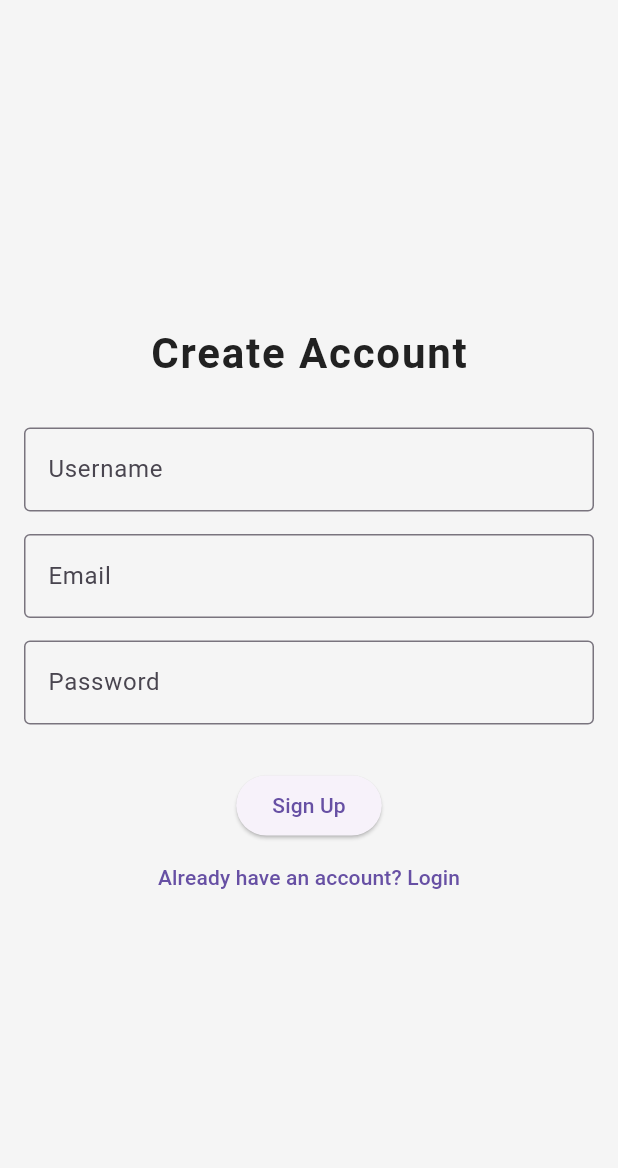
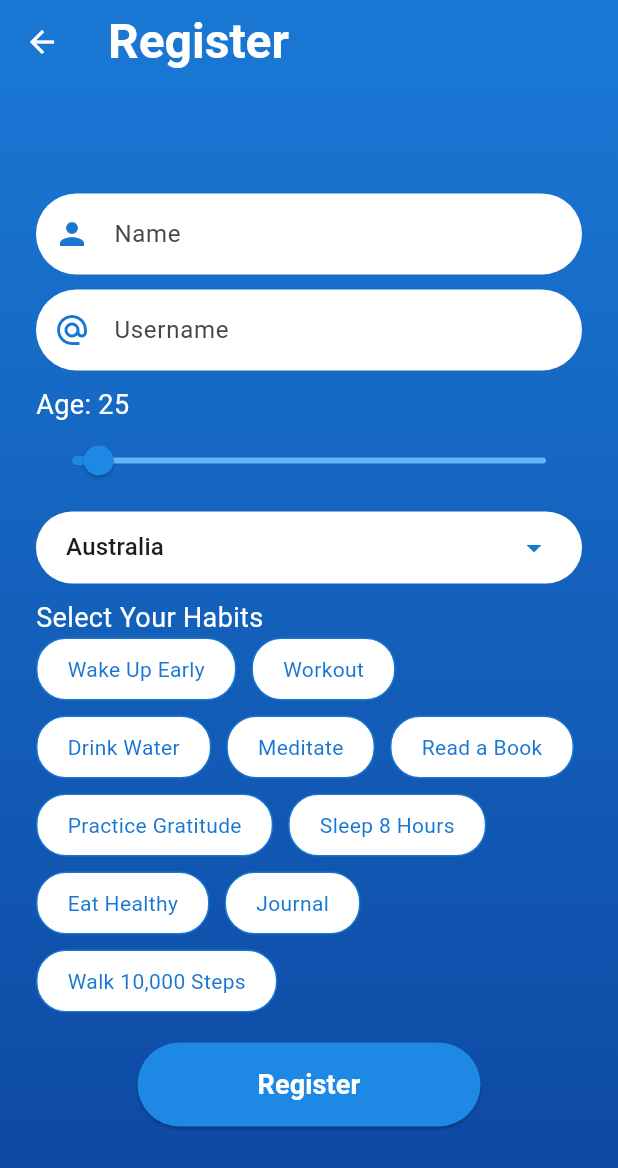
Before and after one commit to siddhipra2804-a11y/habit_tracker, a Flutter app: the screen it shows after launch, after a tap on "Don't have an account? Sign Up", on a phone screen of 412 x 824 dp. Shown: the top 1168 px of the screen. Run offline on Flutter 3.47's test engine with Material 3 defaults, Android fonts, the phone set to English and light mode, and no system bars; our stand-ins replace fluttertoast, go_router, shared_preferences.

Commit message:
update register_screen.dart

```diff
--- a/lib/register_screen.dart
+++ b/lib/register_screen.dart
@@ -1,111 +1,204 @@
 import 'package:flutter/material.dart';
-import 'package:shared_preferences/shared_preferences.dart';
-import 'package:go_router/go_router.dart';
-import 'app_styles.dart'; // Using the styles we created earlier
+import 'package:fluttertoast/fluttertoast.dart';
+
+import 'habit_tracker_screen.dart';
+import 'login_screen.dart';
 
 class RegisterScreen extends StatefulWidget {
   const RegisterScreen({super.key});
 
   @override
-  State<RegisterScreen> createState() => _RegisterScreenState();
+  _RegisterScreenState createState() => _RegisterScreenState();
 }
 
 class _RegisterScreenState extends State<RegisterScreen> {
-  // Step 2: Controllers for reading input values
-  final TextEditingController _usernameController = TextEditingController();
-  final TextEditingController _emailController = TextEditingController();
-  final TextEditingController _passwordController = TextEditingController();
+  final _nameController = TextEditingController();
+  final _usernameController = TextEditingController();
+  double _age = 25; // Default age set to 25
+  String _country = 'United States';
+  List<String> _countries = [];
+  List<String> selectedHabits = [];
+  List<String> availableHabits = [
+    'Wake Up Early',
+    'Workout',
+    'Drink Water',
+    'Meditate',
+    'Read a Book',
+    'Practice Gratitude',
+    'Sleep 8 Hours',
+    'Eat Healthy',
+    'Journal',
+    'Walk 10,000 Steps'
+  ];
 
-  // Step 2: Validation Logic
-  bool _validateForm() {
-    if (_usernameController.text.isEmpty ||
-        _emailController.text.isEmpty ||
-        _passwordController.text.isEmpty) {
-      ScaffoldMessenger.of(context).showSnackBar(
-        const SnackBar(content: Text('All fields are required')),
-      );
-      return false;
-    }
-    if (!_emailController.text.contains('@')) {
-      ScaffoldMessenger.of(context).showSnackBar(
-        const SnackBar(content: Text('Please enter a valid email')),
-      );
-      return false;
-    }
-    return true;
+  @override
+  void initState() {
+    super.initState();
+    _fetchCountries();
   }
 
-  // Step 3: Local Storage Logic
-  Future<void> _saveUserData() async {
-    final prefs = await SharedPreferences.getInstance();
-    await prefs.setString('username', _usernameController.text);
-    await prefs.setString('email', _emailController.text);
-    await prefs.setString('password', _passwordController.text);
+  Future<void> _fetchCountries() async {
+    List<String> subsetCountries = [
+      'United States',
+      'Canada',
+      'United Kingdom',
+      'Australia',
+      'India',
+      'Germany',
+      'France',
+      'Japan',
+      'China',
+      'Brazil',
+      'South Africa'
+    ];
 
-    if (mounted) {
-      ScaffoldMessenger.of(context).showSnackBar(
-        const SnackBar(content: Text('Account Created Successfully!')),
+    setState(() {
+      _countries = subsetCountries;
+      _countries.sort();
+      _country = _countries.isNotEmpty ? _countries[0] : 'United States';
+    });
+  }
+
+  void _showToast(String message) {
+    Fluttertoast.showToast(
+      msg: message,
+      toastLength: Toast.LENGTH_SHORT,
+      gravity: ToastGravity.BOTTOM,
+      backgroundColor: Colors.red,
+      textColor: Colors.white,
+      fontSize: 16.0,
     );
   }
+
+  void _register() async {
+    final name = _nameController.text;
+    final username = _usernameController.text;
+
+    if (username.isEmpty || name.isEmpty) {
+      _showToast('Please fill in all fields');
+      return;
+    }
+
+    Navigator.pushReplacement(
+      context,
+      MaterialPageRoute(
+        builder: (context) => HabitTrackerScreen(username: username),
+      ),
+    );
   }
 
   @override
   Widget build(BuildContext context) {
     return Scaffold(
-      backgroundColor: AppStyles.backgroundColor,
-      body: Padding(
-        padding: AppStyles.screenPadding,
+      appBar: AppBar(
+        backgroundColor: Colors.blue.shade700,
+        title: const Text(
+          'Register',
+          style: TextStyle(
+            fontSize: 32,
+            color: Colors.white,
+            fontWeight: FontWeight.bold,
+          ),
+        ),
+        leading: IconButton(
+          icon: const Icon(Icons.arrow_back, color: Colors.white),
+          onPressed: () {
+            Navigator.pushReplacement(
+              context,
+              MaterialPageRoute(builder: (context) => LoginScreen()),
+            );
+          },
+        ),
+      ),
+      body: Container(
+        decoration: BoxDecoration(
+          gradient: LinearGradient(
+            colors: [Colors.blue.shade700, Colors.blue.shade900],
+            begin: Alignment.topCenter,
+            end: Alignment.bottomCenter,
+          ),
+        ),
         child: Center(
           child: SingleChildScrollView(
+            padding:
+                const EdgeInsets.symmetric(horizontal: 24.0, vertical: 8.0),
             child: Column(
-              mainAxisAlignment: MainAxisAlignment.center,
+              crossAxisAlignment: CrossAxisAlignment.start,
               children: [
-                const Text("Create Account", style: AppStyles.headerStyle),
-                const SizedBox(height: 30),
-
-                // Step 1: UI Components
-                TextField(
-                  controller: _usernameController,
-                  decoration: const InputDecoration(
-                    labelText: 'Username',
-                    border: OutlineInputBorder(),
+                _buildInputField(_nameController, 'Name', Icons.person),
+                const SizedBox(height: 10),
+                _buildInputField(
+                    _usernameController, 'Username', Icons.alternate_email),
+                const SizedBox(height: 10),
+                Text('Age: ${_age.round()}',
+                    style: const TextStyle(color: Colors.white, fontSize: 18)),
+                Slider(
+                  value: _age,
+                  min: 21,
+                  max: 100,
+                  divisions: 79,
+                  activeColor: Colors.blue.shade600,
+                  inactiveColor: Colors.blue.shade300,
+                  onChanged: (double value) {
+                    setState(() {
+                      _age = value;
+                    });
+                  },
+                ),
+                const SizedBox(height: 10),
+                _buildCountryDropdown(),
+                const SizedBox(height: 10),
+                const Text('Select Your Habits',
+                    style: TextStyle(color: Colors.white, fontSize: 18)),
+                Wrap(
+                  spacing: 10,
+                  runSpacing: 10,
+                  children: availableHabits.map((habit) {
+                    final isSelected = selectedHabits.contains(habit);
+                    return GestureDetector(
+                      onTap: () => null,
+                      child: Container(
+                        padding: const EdgeInsets.symmetric(
+                            horizontal: 20, vertical: 10),
+                        decoration: BoxDecoration(
+                          color:
+                              isSelected ? Colors.blue.shade600 : Colors.white,
+                          borderRadius: BorderRadius.circular(20),
+                          border: Border.all(color: Colors.blue.shade700),
+                        ),
+                        child: Text(
+                          habit,
+                          style: TextStyle(
+                            color: isSelected
+                                ? Colors.white
+                                : Colors.blue.shade700,
                           ),
                         ),
-                const SizedBox(height: 15),
-                TextField(
-                  controller: _emailController,
-                  decoration: const InputDecoration(
-                    labelText: 'Email',
-                    border: OutlineInputBorder(),
                       ),
-                  keyboardType: TextInputType.emailAddress,
+                    );
+                  }).toList(),
                 ),
-                const SizedBox(height: 15),
-                TextField(
-                  controller: _passwordController,
-                  decoration: const InputDecoration(
-                    labelText: 'Password',
-                    border: OutlineInputBorder(),
+                const SizedBox(height: 20),
+                Center(
+                  child: ElevatedButton(
+                    onPressed: _register,
+                    style: ElevatedButton.styleFrom(
+                      backgroundColor: Colors.blue.shade600,
+                      shape: RoundedRectangleBorder(
+                        borderRadius: BorderRadius.circular(30.0),
                       ),
-                  obscureText: true,
+                      padding: const EdgeInsets.symmetric(
+                          horizontal: 80, vertical: 15),
                     ),
-                const SizedBox(height: 30),
-
-                // Step 4: Combine Logic in Button
-                ElevatedButton(
-                  onPressed: () async {
-                    if (_validateForm()) {
-                      await _saveUserData();
-                      // Navigate back to login
-                      if (mounted) context.go('/login');
-                    }
-                  },
-                  child: const Text('Sign Up'),
+                    child: const Text(
+                      'Register',
+                      style: TextStyle(
+                        fontSize: 18,
+                        color: Colors.white,
+                        fontWeight: FontWeight.bold,
                       ),
-
-                TextButton(
-                  onPressed: () => context.go('/login'),
-                  child: const Text('Already have an account? Login'),
+                    ),
+                  ),
                 ),
               ],
             ),
@@ -114,4 +207,51 @@ class _RegisterScreenState extends State<RegisterScreen> {
       ),
     );
   }
+
+  Widget _buildInputField(
+      TextEditingController controller, String hint, IconData icon) {
+    return Container(
+      decoration: BoxDecoration(
+        color: Colors.white,
+        borderRadius: BorderRadius.circular(30),
+      ),
+      child: TextField(
+        controller: controller,
+        decoration: InputDecoration(
+          prefixIcon: Icon(icon, color: Colors.blue.shade700),
+          hintText: hint,
+          border: InputBorder.none,
+          contentPadding:
+              const EdgeInsets.symmetric(horizontal: 20, vertical: 15),
+        ),
+      ),
+    );
   }
+
+  Widget _buildCountryDropdown() {
+    return Container(
+      padding: const EdgeInsets.symmetric(horizontal: 20),
+      decoration: BoxDecoration(
+        color: Colors.white,
+        borderRadius: BorderRadius.circular(30),
+      ),
+      child: DropdownButton<String>(
+        value: _country,
+        icon: Icon(Icons.arrow_drop_down, color: Colors.blue.shade700),
+        isExpanded: true,
+        underline: const SizedBox(),
+        items: _countries.map((String value) {
+          return DropdownMenuItem<String>(
+            value: value,
+            child: Text(value),
+          );
+        }).toList(),
+        onChanged: (newValue) {
+          setState(() {
+            _country = newValue!;
+          });
+        },
+      ),
+    );
+  }
+}
```
Lines whose indentation alone changed are shown as unchanged.
